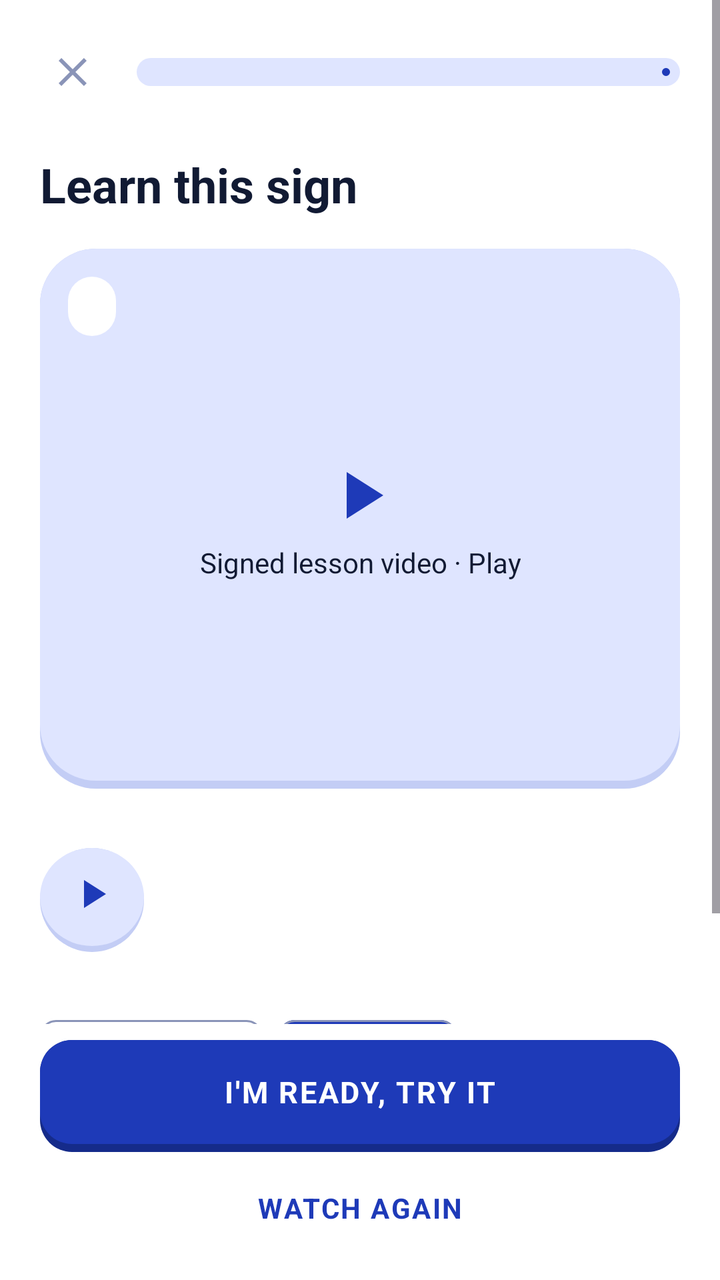
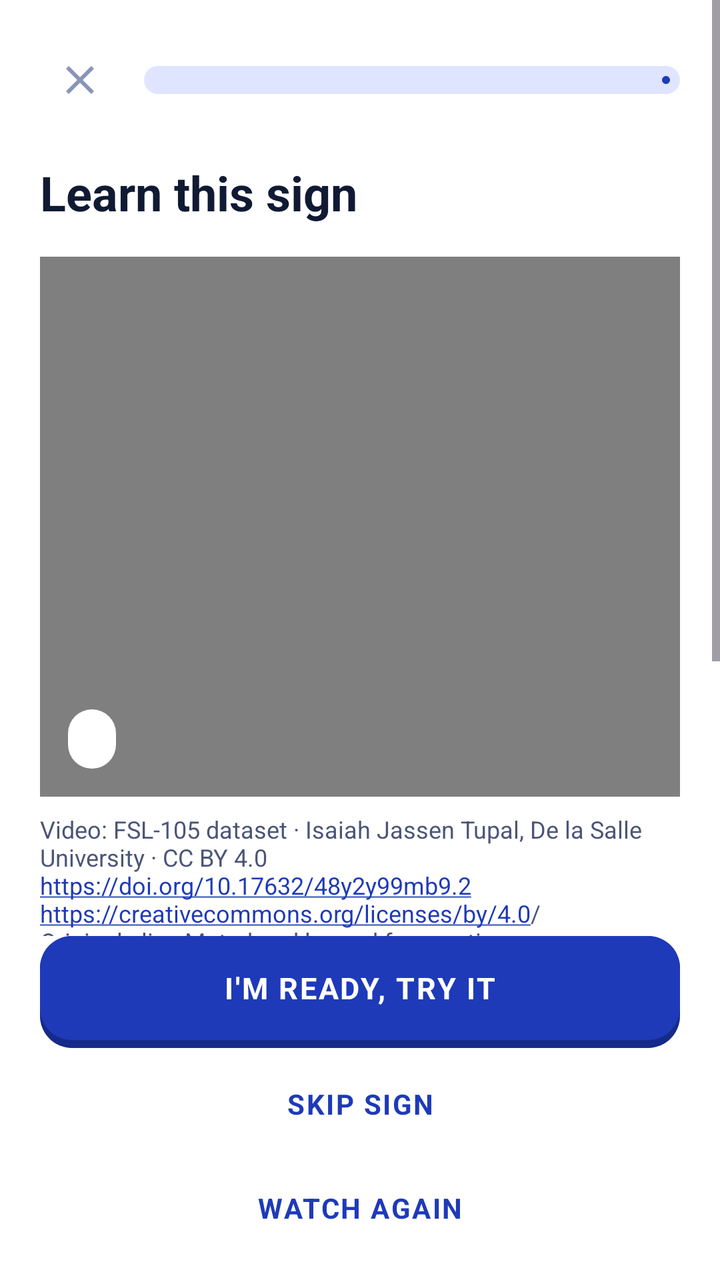

Two renders of the same Android screen: before a commit and after it. Below are the layout's source before the change and the commit's diff.
<!-- AndroidManifest.xml: application theme Theme.Senyas -->
<!-- res/layout/fragment_sign_lesson.xml -->
<?xml version="1.0" encoding="utf-8"?>
<LinearLayout xmlns:android="http://schemas.android.com/apk/res/android"
    xmlns:app="http://schemas.android.com/apk/res-auto"
    android:layout_width="match_parent"
    android:layout_height="match_parent"
    android:background="@color/surface"
    android:orientation="vertical">

    <ScrollView
        android:layout_width="match_parent"
        android:layout_height="0dp"
        android:layout_weight="1"
        android:overScrollMode="never">

        <LinearLayout
            android:layout_width="match_parent"
            android:layout_height="wrap_content"
            android:orientation="vertical"
            android:paddingStart="20dp"
            android:paddingTop="12dp"
            android:paddingEnd="20dp"
            android:paddingBottom="20dp">

            <LinearLayout
                android:layout_width="match_parent"
                android:layout_height="wrap_content"
                android:gravity="center_vertical"
                android:orientation="horizontal">

                <ImageButton
                    android:id="@+id/btn_back"
                    android:layout_width="48dp"
                    android:layout_height="48dp"
                    android:layout_marginStart="-8dp"
                    android:background="?attr/selectableItemBackgroundBorderless"
                    android:contentDescription="@string/close"
                    android:src="@drawable/ic_close"
                    android:tint="@color/outline" />

                
                <com.google.android.material.progressindicator.LinearProgressIndicator
                    android:id="@+id/lesson_progress"
                    android:layout_width="0dp"
                    android:layout_height="wrap_content"
                    android:layout_marginStart="8dp"
                    android:layout_weight="1"
                    android:max="100"
                    app:indicatorColor="@color/senyas_blue"
                    app:trackColor="@color/blue_container"
                    app:trackCornerRadius="8dp"
                    app:trackThickness="14dp" />
            </LinearLayout>

            <TextView
                android:id="@+id/tv_bar_title"
                android:layout_width="match_parent"
                android:layout_height="wrap_content"
                android:layout_marginTop="16dp"
                android:text="@string/learn_this_sign"
                android:textColor="@color/text_primary"
                android:textSize="24sp"
                android:textStyle="bold" />

            
            <FrameLayout
                android:id="@+id/video_box"
                android:layout_width="match_parent"
                android:layout_height="270dp"
                android:layout_marginTop="16dp"
                android:background="@drawable/bg_hand_card"
                android:contentDescription="@string/signed_lesson_video_placeholder">

                <com.benten.senyas.SignVideoView
                    android:id="@+id/sign_video"
                    android:layout_width="match_parent"
                    android:layout_height="match_parent"
                    android:layout_marginBottom="4dp"
                    android:visibility="gone" />

                <LinearLayout
                    android:id="@+id/video_placeholder"
                    android:layout_width="wrap_content"
                    android:layout_height="wrap_content"
                    android:layout_gravity="center"
                    android:gravity="center"
                    android:orientation="vertical"
                    android:paddingHorizontal="16dp">

                    <ImageView
                        android:id="@+id/iv_play"
                        android:layout_width="40dp"
                        android:layout_height="40dp"
                        android:importantForAccessibility="no"
                        android:src="@drawable/ic_play"
                        app:tint="@color/accent" />

                    <TextView
                        android:id="@+id/tv_video_state"
                        android:layout_width="wrap_content"
                        android:layout_height="wrap_content"
                        android:layout_marginTop="4dp"
                        android:gravity="center"
                        android:text="@string/signed_lesson_video_play"
                        android:textColor="@color/text_primary"
                        android:textSize="14sp" />
                </LinearLayout>

                
                <TextView
                    android:id="@+id/tv_caption"
                    android:layout_width="wrap_content"
                    android:layout_height="wrap_content"
                    android:layout_gravity="top|start"
                    android:layout_margin="14dp"
                    android:background="@drawable/bg_tag_label"
                    android:paddingHorizontal="12dp"
                    android:paddingVertical="6dp"
                    android:textColor="@color/navy"
                    android:textSize="13sp"
                    android:textStyle="bold" />
            </FrameLayout>

            <TextView
                android:id="@+id/tv_video_credit"
                android:layout_width="match_parent"
                android:layout_height="wrap_content"
                android:layout_marginTop="8dp"
                android:text="@string/video_credit_fsl105"
                android:textColor="@color/text_secondary"
                android:textSize="12sp"
                android:visibility="gone" />

            <LinearLayout
                android:layout_width="match_parent"
                android:layout_height="wrap_content"
                android:layout_marginTop="16dp"
                android:gravity="center_vertical"
                android:orientation="horizontal">

                <FrameLayout
                    android:id="@+id/btn_replay"
                    android:layout_width="52dp"
                    android:layout_height="52dp"
                    android:background="@drawable/bg_play_btn"
                    android:clickable="true"
                    android:contentDescription="@string/replay"
                    android:focusable="true">

                    <ImageView
                        android:layout_width="24dp"
                        android:layout_height="24dp"
                        android:layout_gravity="center"
                        android:layout_marginBottom="3dp"
                        android:importantForAccessibility="no"
                        android:src="@drawable/ic_play"
                        app:tint="@color/accent" />
                </FrameLayout>

                <LinearLayout
                    android:layout_width="0dp"
                    android:layout_height="wrap_content"
                    android:layout_marginStart="14dp"
                    android:layout_weight="1"
                    android:orientation="vertical">

                    <TextView
                        android:id="@+id/tv_count"
                        android:layout_width="wrap_content"
                        android:layout_height="wrap_content"
                        android:textColor="@color/text_secondary"
                        android:textSize="13sp" />

                    <TextView
                        android:id="@+id/tv_word"
                        android:layout_width="wrap_content"
                        android:layout_height="wrap_content"
                        android:textColor="@color/text_primary"
                        android:textSize="30sp"
                        android:textStyle="bold" />

                    <TextView
                        android:id="@+id/tv_translation"
                        android:layout_width="wrap_content"
                        android:layout_height="wrap_content"
                        android:textColor="@color/text_secondary"
                        android:textSize="16sp" />
                </LinearLayout>
            </LinearLayout>

            <LinearLayout
                android:layout_width="match_parent"
                android:layout_height="wrap_content"
                android:layout_marginTop="16dp"
                android:orientation="horizontal">

                
                <com.google.android.material.chip.Chip
                    android:id="@+id/chip_slow"
                    style="@style/Widget.Senyas.Chip"
                    android:layout_width="wrap_content"
                    android:layout_height="wrap_content"
                    android:layout_marginEnd="8dp"
                    android:checkable="true"
                    android:text="@string/slow_motion" />

                <com.google.android.material.chip.Chip
                    android:id="@+id/chip_captions"
                    style="@style/Widget.Senyas.Chip"
                    android:layout_width="wrap_content"
                    android:layout_height="wrap_content"
                    android:checkable="true"
                    android:checked="true"
                    android:text="@string/captions" />
            </LinearLayout>
        </LinearLayout>
    </ScrollView>

    <LinearLayout
        android:layout_width="match_parent"
        android:layout_height="wrap_content"
        android:orientation="vertical"
        android:paddingStart="20dp"
        android:paddingTop="8dp"
        android:paddingEnd="20dp"
        android:paddingBottom="12dp">

        <TextView
            android:id="@+id/btn_practice"
            style="@style/Widget.Senyas.Btn3D.Primary"
            android:text="@string/im_ready" />

        <TextView
            android:id="@+id/btn_watch_again"
            style="@style/Widget.Senyas.LinkBtn"
            android:layout_marginTop="4dp"
            android:text="@string/watch_again" />
    </LinearLayout>
</LinearLayout>
<!-- resources referenced by this layout -->
<resources>
  <color name="accent">#1E3AB8</color>
  <color name="blue_container">#DFE5FF</color>
  <color name="navy">#111A33</color>
  <color name="outline">#8A94B8</color>
  <color name="senyas_blue">#1E3AB8</color>
  <color name="surface">#FFFFFF</color>
  <color name="text_primary">#111A33</color>
  <color name="text_secondary">#4B5578</color>
  <!-- drawable bg_hand_card (drawable) -->
  <?xml version="1.0" encoding="utf-8"?>
  <layer-list xmlns:android="http://schemas.android.com/apk/res/android">
      <item><shape><solid android:color="@color/blue_container_edge" /><corners android:radius="28dp" /></shape></item>
      <item android:bottom="4dp"><shape><solid android:color="@color/blue_container" /><corners android:radius="28dp" /></shape></item>
  </layer-list>
  <!-- drawable bg_play_btn (drawable) -->
  <?xml version="1.0" encoding="utf-8"?>
  <layer-list xmlns:android="http://schemas.android.com/apk/res/android">
      <item><shape android:shape="oval"><solid android:color="@color/blue_container_edge" /></shape></item>
      <item android:bottom="3dp"><shape android:shape="oval"><solid android:color="@color/blue_container" /></shape></item>
  </layer-list>
  <!-- drawable bg_tag_label (drawable) -->
  <?xml version="1.0" encoding="utf-8"?>
  <shape xmlns:android="http://schemas.android.com/apk/res/android" android:shape="rectangle">
      <solid android:color="@color/white" />
      <corners android:radius="14dp" />
  </shape>
  <!-- drawable ic_play (drawable) -->
  <?xml version="1.0" encoding="utf-8"?>
  <vector xmlns:android="http://schemas.android.com/apk/res/android"
      android:width="24dp" android:height="24dp"
      android:viewportWidth="24" android:viewportHeight="24"
      android:tint="?attr/colorControlNormal">
      <path android:fillColor="@android:color/white" android:pathData="M8,5v14l11,-7z" />
  </vector>
  <string name="captions">Captions</string>
  <string name="close">Close</string>
  <string name="im_ready">I\'m ready, try it</string>
  <string name="learn_this_sign">Learn this sign</string>
  <string name="replay">Replay</string>
  <string name="signed_lesson_video_placeholder">Signed lesson video placeholder</string>
  <string name="signed_lesson_video_play">Signed lesson video · Play</string>
  <string name="slow_motion">Slow motion</string>
  <string name="video_credit_fsl105" translatable="false">Video: FSL-105 dataset, I. J. Tupal, De La Salle University (CC BY 4.0), doi.org/10.17632/48y2y99mb9.2. Compressed for the app.</string>
  <string name="watch_again">Watch again</string>
  <style name="Widget.Senyas.Btn3D.Primary">
          <item name="android:background">@drawable/btn_primary</item>
          <item name="android:textColor">@color/white</item>
      </style>
  <color name="blue_container_edge">#C3CDF5</color>
  <color name="white">#FFFFFFFF</color>
  <color name="sun_yellow">#FFC22D</color>
  <color name="background">#EFF4F9</color>
  <color name="error">#B3261E</color>
  <style name="Widget.Senyas.TextField" parent="Widget.Material3.TextInputLayout.OutlinedBox">
          <item name="boxCornerRadiusTopStart">12dp</item>
          <item name="boxCornerRadiusTopEnd">12dp</item>
          <item name="boxCornerRadiusBottomStart">12dp</item>
          <item name="boxCornerRadiusBottomEnd">12dp</item>
          <item name="boxBackgroundColor">@color/surface</item>
      </style>
  <color name="tag_grey">#E6E8EE</color>
  <color name="blue_edge">#152B8A</color>
  <!-- unchanged entries left out for length: 5 -->
</resources>

<!-- the commit's change to res/layout/fragment_sign_lesson.xml (unified diff, before → after) -->
@@ -16,10 +16,7 @@
             android:layout_width="match_parent"
             android:layout_height="wrap_content"
             android:orientation="vertical"
-            android:paddingStart="20dp"
-            android:paddingTop="12dp"
-            android:paddingEnd="20dp"
-            android:paddingBottom="20dp">
+            android:padding="20dp">
 
             <LinearLayout
                 android:layout_width="match_parent"
@@ -29,20 +26,18 @@
 
                 <ImageButton
                     android:id="@+id/btn_back"
-                    android:layout_width="48dp"
-                    android:layout_height="48dp"
-                    android:layout_marginStart="-8dp"
+                    android:layout_width="40dp"
+                    android:layout_height="40dp"
                     android:background="?attr/selectableItemBackgroundBorderless"
                     android:contentDescription="@string/close"
                     android:src="@drawable/ic_close"
-                    android:tint="@color/outline" />
-
-                
+                    app:tint="@color/outline" />
+
                 <com.google.android.material.progressindicator.LinearProgressIndicator
                     android:id="@+id/lesson_progress"
                     android:layout_width="0dp"
                     android:layout_height="wrap_content"
-                    android:layout_marginStart="8dp"
+                    android:layout_marginStart="12dp"
                     android:layout_weight="1"
                     android:max="100"
                     app:indicatorColor="@color/senyas_blue"
@@ -55,62 +50,41 @@
                 android:id="@+id/tv_bar_title"
                 android:layout_width="match_parent"
                 android:layout_height="wrap_content"
-                android:layout_marginTop="16dp"
+                android:layout_marginTop="20dp"
                 android:text="@string/learn_this_sign"
                 android:textColor="@color/text_primary"
                 android:textSize="24sp"
                 android:textStyle="bold" />
 
-            
             <FrameLayout
-                android:id="@+id/video_box"
                 android:layout_width="match_parent"
                 android:layout_height="270dp"
                 android:layout_marginTop="16dp"
-                android:background="@drawable/bg_hand_card"
-                android:contentDescription="@string/signed_lesson_video_placeholder">
-
-                <com.benten.senyas.SignVideoView
-                    android:id="@+id/sign_video"
+                android:background="@drawable/bg_hand_card">
+
+                <VideoView
+                    android:id="@+id/lesson_video"
                     android:layout_width="match_parent"
                     android:layout_height="match_parent"
-                    android:layout_marginBottom="4dp"
+                    android:layout_gravity="center"
+                    android:contentDescription="@string/lesson_video_description" />
+
+                <TextView
+                    android:id="@+id/tv_video_status"
+                    android:layout_width="match_parent"
+                    android:layout_height="match_parent"
+                    android:gravity="center"
+                    android:padding="28dp"
+                    android:text="@string/lesson_video_unavailable"
+                    android:textColor="@color/text_primary"
+                    android:textSize="17sp"
                     android:visibility="gone" />
 
-                <LinearLayout
-                    android:id="@+id/video_placeholder"
-                    android:layout_width="wrap_content"
-                    android:layout_height="wrap_content"
-                    android:layout_gravity="center"
-                    android:gravity="center"
-                    android:orientation="vertical"
-                    android:paddingHorizontal="16dp">
-
-                    <ImageView
-                        android:id="@+id/iv_play"
-                        android:layout_width="40dp"
-                        android:layout_height="40dp"
-                        android:importantForAccessibility="no"
-                        android:src="@drawable/ic_play"
-                        app:tint="@color/accent" />
-
-                    <TextView
-                        android:id="@+id/tv_video_state"
-                        android:layout_width="wrap_content"
-                        android:layout_height="wrap_content"
-                        android:layout_marginTop="4dp"
-                        android:gravity="center"
-                        android:text="@string/signed_lesson_video_play"
-                        android:textColor="@color/text_primary"
-                        android:textSize="14sp" />
-                </LinearLayout>
-
-                
                 <TextView
                     android:id="@+id/tv_caption"
                     android:layout_width="wrap_content"
                     android:layout_height="wrap_content"
-                    android:layout_gravity="top|start"
+                    android:layout_gravity="bottom|start"
                     android:layout_margin="14dp"
                     android:background="@drawable/bg_tag_label"
                     android:paddingHorizontal="12dp"
@@ -125,15 +99,15 @@
                 android:layout_width="match_parent"
                 android:layout_height="wrap_content"
                 android:layout_marginTop="8dp"
-                android:text="@string/video_credit_fsl105"
+                android:autoLink="web"
+                android:text="@string/lesson_video_credit"
                 android:textColor="@color/text_secondary"
-                android:textSize="12sp"
-                android:visibility="gone" />
+                android:textSize="12sp" />
 
             <LinearLayout
                 android:layout_width="match_parent"
                 android:layout_height="wrap_content"
-                android:layout_marginTop="16dp"
+                android:layout_marginTop="20dp"
                 android:gravity="center_vertical"
                 android:orientation="horizontal">
 
@@ -193,7 +167,6 @@
                 android:layout_marginTop="16dp"
                 android:orientation="horizontal">
 
-                
                 <com.google.android.material.chip.Chip
                     android:id="@+id/chip_slow"
                     style="@style/Widget.Senyas.Chip"
@@ -220,7 +193,6 @@
         android:layout_height="wrap_content"
         android:orientation="vertical"
         android:paddingStart="20dp"
-        android:paddingTop="8dp"
         android:paddingEnd="20dp"
         android:paddingBottom="12dp">
 
@@ -228,6 +200,12 @@
             android:id="@+id/btn_practice"
             style="@style/Widget.Senyas.Btn3D.Primary"
             android:text="@string/im_ready" />
+
+        <TextView
+            android:id="@+id/btn_lesson_skip"
+            style="@style/Widget.Senyas.LinkBtn"
+            android:layout_marginTop="4dp"
+            android:text="@string/skip_sign" />
 
         <TextView
             android:id="@+id/btn_watch_again"
<!-- resource entries referenced after the edit -->
@@ -38,11 +38,12 @@
   <string name="close">Close</string>
   <string name="im_ready">I\'m ready, try it</string>
   <string name="learn_this_sign">Learn this sign</string>
+  <string name="lesson_video_credit">Video: FSL-105 dataset · Isaiah Jassen Tupal, De la Salle University · CC BY 4.0\nhttps://doi.org/10.17632/48y2y99mb9.2\nhttps://creativecommons.org/licenses/by/4.0/\nOriginal clip · Muted and looped for practice</string>
+  <string name="lesson_video_description">Filipino Sign Language demonstration video</string>
+  <string name="lesson_video_unavailable">No verified video is available for this sign yet. Choose another sign with a video to see a demonstration.</string>
   <string name="replay">Replay</string>
-  <string name="signed_lesson_video_placeholder">Signed lesson video placeholder</string>
-  <string name="signed_lesson_video_play">Signed lesson video · Play</string>
+  <string name="skip_sign">Skip sign</string>
   <string name="slow_motion">Slow motion</string>
-  <string name="video_credit_fsl105" translatable="false">Video: FSL-105 dataset, I. J. Tupal, De La Salle University (CC BY 4.0), doi.org/10.17632/48y2y99mb9.2. Compressed for the app.</string>
   <string name="watch_again">Watch again</string>
   <style name="Widget.Senyas.Btn3D.Primary">
           <item name="android:background">@drawable/btn_primary</item>
